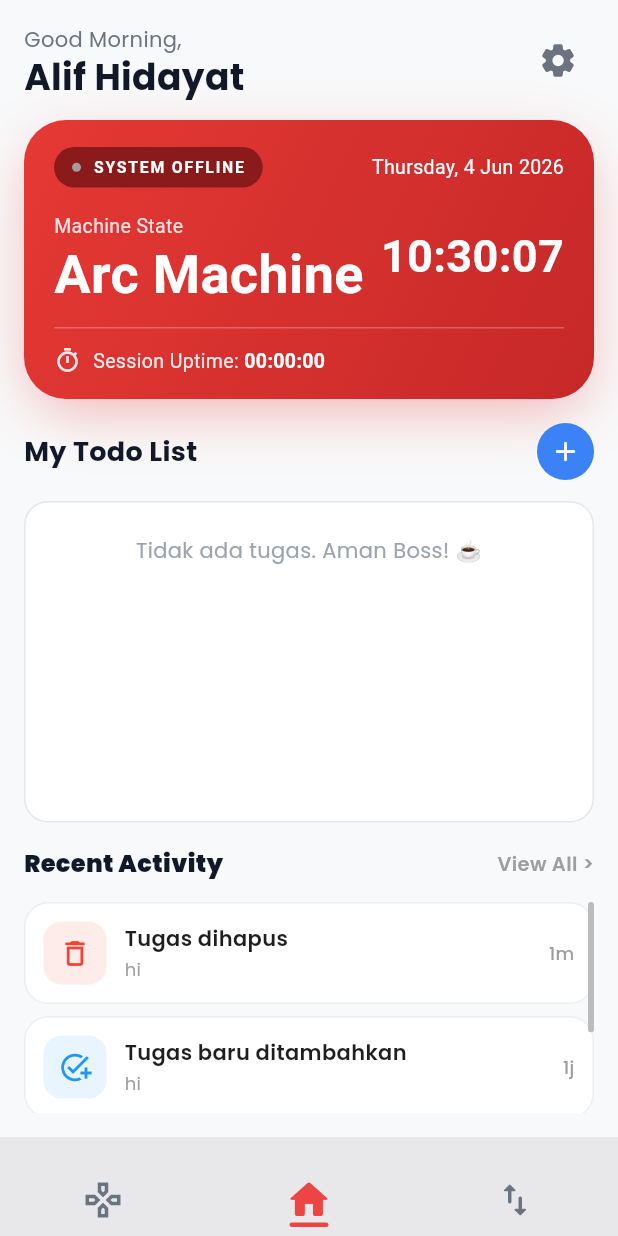
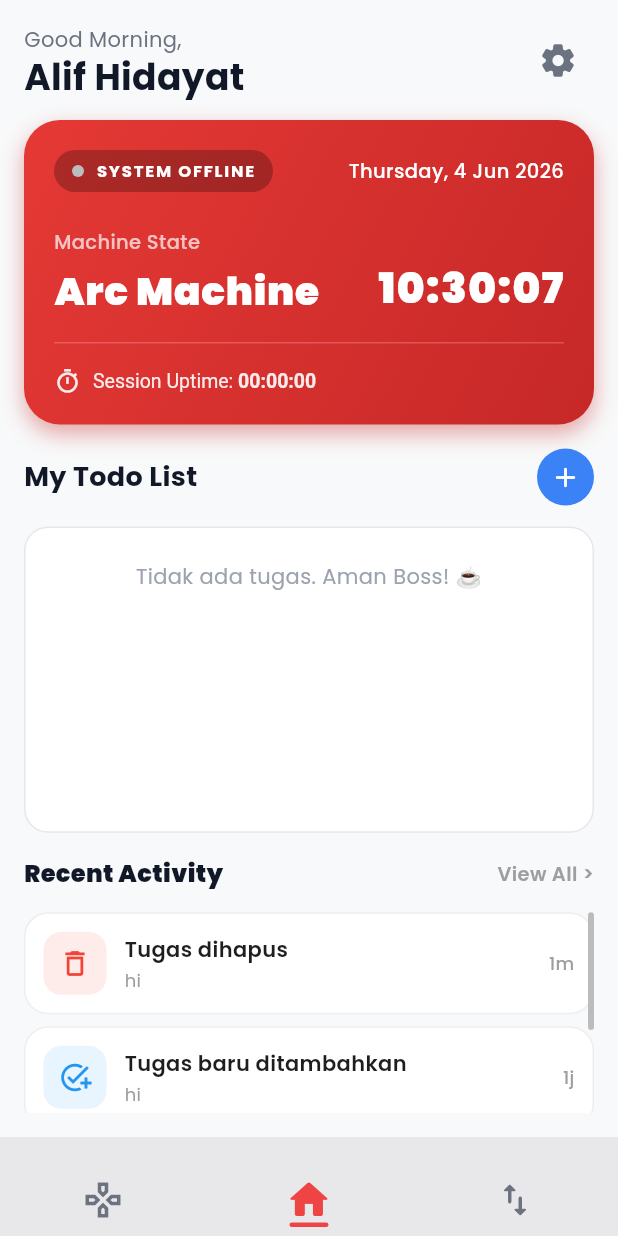
Before and after one commit to Void491111/arc-mobile-app, a Flutter app: the screen it shows after launch, on a phone screen of 412 x 824 dp. Run offline on Flutter 3.47's test engine with Material 3 defaults, Android fonts, the phone set to English and light mode, and no system bars; drawn by our look-alikes of toastification; our stand-ins replace google_fonts, shared_preferences, slide_to_act; missing offline and left inert: flutter_joystick.

Commit message:
fix status_card

```diff
--- a/lib/features/home/widgets/status_card.dart
+++ b/lib/features/home/widgets/status_card.dart
@@ -1,8 +1,4 @@
 import 'package:flutter/material.dart';
-import 'package:intl/intl.dart';
-
-import '../../../core/theme/app_colors.dart';
-import '../../../core/theme/app_text_styles.dart';
 import '../controllers/home_controller.dart';
 
 class StatusCard extends StatelessWidget {
@@ -19,121 +15,203 @@ class StatusCard extends StatelessWidget {
     required this.uptime,
   });
 
-  String _formatTime(DateTime dt) => DateFormat('HH:mm:ss').format(dt);
+  // Helper untuk format tanggal ala "Thursday, 4 Jun 2026" tanpa package tambahan
+  String _formatDate(DateTime date) {
+    const days = [
+      'Monday',
+      'Tuesday',
+      'Wednesday',
+      'Thursday',
+      'Friday',
+      'Saturday',
+      'Sunday',
+    ];
+    const months = [
+      'Jan',
+      'Feb',
+      'Mar',
+      'Apr',
+      'May',
+      'Jun',
+      'Jul',
+      'Aug',
+      'Sep',
+      'Oct',
+      'Nov',
+      'Dec',
+    ];
+    return '${days[date.weekday - 1]}, ${date.day} ${months[date.month - 1]} ${date.year}';
+  }
 
-  String _formatDate(DateTime dt) => DateFormat('EEEE, d MMM y').format(dt);
+  // Helper untuk format jam "22:50:05"
+  String _formatTime(DateTime time) {
+    return '${time.hour.toString().padLeft(2, '0')}:${time.minute.toString().padLeft(2, '0')}:${time.second.toString().padLeft(2, '0')}';
+  }
 
-  String _formatUptime(Duration d) {
-    final h = d.inHours.toString().padLeft(2, '0');
-    final m = (d.inMinutes % 60).toString().padLeft(2, '0');
-    final s = (d.inSeconds % 60).toString().padLeft(2, '0');
-    return '$h:$m:$s';
+  // Helper untuk format uptime "00:00:00"
+  String _formatDuration(Duration d) {
+    return '${d.inHours.toString().padLeft(2, '0')}:${(d.inMinutes % 60).toString().padLeft(2, '0')}:${(d.inSeconds % 60).toString().padLeft(2, '0')}';
   }
 
   @override
   Widget build(BuildContext context) {
-    final isOnline = systemStatus == SystemStatus.online;
+    // Logic ganti warna & teks berdasarkan status (Offline = Merah, Running = Hijau/Biru)
+    final bool isOffline = systemStatus == SystemStatus.offline;
+    final String statusText = isOffline ? 'SYSTEM OFFLINE' : 'SYSTEM ONLINE';
+    final Color dotColor = isOffline
+        ? Colors.grey.shade400
+        : Colors.greenAccent;
+    final List<Color> bgGradient = isOffline
+        ? [const Color(0xFFE53935), const Color(0xFFC62828)] // Merah industri
+        : [
+            const Color(0xFF1E88E5),
+            const Color(0xFF1565C0),
+          ]; // Biru kalau lagi running
 
     return Container(
+      width: double.infinity,
+      padding: const EdgeInsets.all(20),
       decoration: BoxDecoration(
-        borderRadius: BorderRadius.circular(28),
-        gradient: const LinearGradient(
+        gradient: LinearGradient(
+          colors: bgGradient,
           begin: Alignment.topLeft,
           end: Alignment.bottomRight,
-          colors: [AppColors.statusRedStart, AppColors.statusRedEnd],
         ),
+        borderRadius: BorderRadius.circular(24),
         boxShadow: [
           BoxShadow(
-            color: AppColors.statusRedStart.withValues(alpha: 0.35),
-            blurRadius: 32,
-            offset: const Offset(0, 12),
-            spreadRadius: -4,
+            color: bgGradient.last.withOpacity(0.4),
+            blurRadius: 12,
+            offset: const Offset(0, 6),
           ),
         ],
       ),
-      child: Padding(
-        padding: const EdgeInsets.fromLTRB(20, 18, 20, 16),
       child: Column(
         crossAxisAlignment: CrossAxisAlignment.start,
         children: [
+          // --- 1. TOP ROW: Status Pill & Date ---
           Row(
+            mainAxisAlignment: MainAxisAlignment.spaceBetween,
             children: [
-                _StatusPill(isOnline: isOnline),
-                const Spacer(),
-                Text(_formatDate(now), style: AppTextStyles.statusDate),
-              ],
+              Container(
+                padding: const EdgeInsets.symmetric(
+                  horizontal: 12,
+                  vertical: 6,
                 ),
-            const SizedBox(height: 16),
-            Row(
-              crossAxisAlignment: CrossAxisAlignment.center,
-              children: [
-                Expanded(
-                  child: Column(
-                    crossAxisAlignment: CrossAxisAlignment.start,
-                    children: [
-                      Text('Machine State', style: AppTextStyles.statusLabel),
-                      const SizedBox(height: 4),
-                      Text(machineLabel, style: AppTextStyles.statusValue),
-                    ],
-                  ),
-                ),
-                Text(_formatTime(now), style: AppTextStyles.statusClock),
-              ],
-            ),
-            const SizedBox(height: 16),
-            Divider(
-              color: Colors.white.withValues(alpha: 0.25),
-              height: 1,
-              thickness: 1,
-            ),
-            const SizedBox(height: 12),
-            Row(
-              children: [
-                Icon(
-                  Icons.timer_outlined,
-                  color: Colors.white.withValues(alpha: 0.9),
-                  size: 18,
-                ),
-                const SizedBox(width: 8),
-                Text('Session Uptime: ', style: AppTextStyles.statusUptimeLabel),
-                Text(_formatUptime(uptime),
-                    style: AppTextStyles.statusUptimeValue),
-              ],
-            ),
-          ],
-        ),
-      ),
-    );
-  }
-}
-
-class _StatusPill extends StatelessWidget {
-  final bool isOnline;
-  const _StatusPill({required this.isOnline});
-
-  @override
-  Widget build(BuildContext context) {
-    return Container(
-      padding: const EdgeInsets.symmetric(horizontal: 12, vertical: 6),
                 decoration: BoxDecoration(
-        color: AppColors.statusPillBg,
-        borderRadius: BorderRadius.circular(100),
+                  color: Colors.black.withOpacity(0.25),
+                  borderRadius: BorderRadius.circular(20),
                 ),
                 child: Row(
                   mainAxisSize: MainAxisSize.min,
                   children: [
                     Container(
-            width: 6,
-            height: 6,
+                      width: 8,
+                      height: 8,
                       decoration: BoxDecoration(
-              color: isOnline ? AppColors.statusDot : Colors.grey,
+                        color: dotColor,
                         shape: BoxShape.circle,
                       ),
                     ),
                     const SizedBox(width: 8),
                     Text(
-            isOnline ? 'SYSTEM ONLINE' : 'SYSTEM OFFLINE',
-            style: AppTextStyles.statusPill,
+                      statusText,
+                      style: const TextStyle(
+                        color: Colors.white,
+                        fontSize: 11,
+                        fontWeight: FontWeight.bold,
+                        letterSpacing: 1.2,
+                      ),
+                    ),
+                  ],
+                ),
+              ),
+              Text(
+                _formatDate(now),
+                style: const TextStyle(
+                  color: Colors.white,
+                  fontSize: 13,
+                  fontWeight: FontWeight.w500,
+                ),
+              ),
+            ],
+          ),
+          const SizedBox(height: 24),
+
+          // --- 2. MIDDLE ROW: Machine State & Time ---
+          Row(
+            crossAxisAlignment: CrossAxisAlignment.end,
+            mainAxisAlignment: MainAxisAlignment.spaceBetween,
+            children: [
+              Column(
+                crossAxisAlignment: CrossAxisAlignment.start,
+                children: [
+                  const Text(
+                    'Machine State',
+                    style: TextStyle(
+                      color: Colors.white70,
+                      fontSize: 13,
+                      fontWeight: FontWeight.w500,
+                    ),
+                  ),
+                  const SizedBox(height: 4),
+                  Text(
+                    machineLabel,
+                    style: const TextStyle(
+                      color: Colors.white,
+                      fontSize: 26,
+                      fontWeight: FontWeight.w900,
+                      letterSpacing: 0.5,
+                    ),
+                  ),
+                ],
+              ),
+              Text(
+                _formatTime(now),
+                style: const TextStyle(
+                  color: Colors.white,
+                  fontSize: 28,
+                  fontWeight: FontWeight.w900,
+                  letterSpacing: 1,
+                ),
+              ),
+            ],
+          ),
+          const SizedBox(height: 16),
+
+          // --- 3. DIVIDER ---
+          Divider(
+            color: Colors.white.withOpacity(0.2),
+            thickness: 1,
+            height: 1,
+          ),
+          const SizedBox(height: 16),
+
+          // --- 4. BOTTOM ROW: Uptime ---
+          Row(
+            children: [
+              Icon(
+                Icons.timer_outlined,
+                color: Colors.white.withOpacity(0.9),
+                size: 18,
+              ),
+              const SizedBox(width: 8),
+              RichText(
+                text: TextSpan(
+                  style: TextStyle(
+                    color: Colors.white.withOpacity(0.9),
+                    fontSize: 13,
+                  ),
+                  children: [
+                    const TextSpan(text: 'Session Uptime: '),
+                    TextSpan(
+                      text: _formatDuration(uptime),
+                      style: const TextStyle(fontWeight: FontWeight.bold),
+                    ),
+                  ],
+                ),
+              ),
+            ],
           ),
         ],
       ),
```
Also changed, not shown: flutter_01.png (added). Lines whose indentation alone changed are shown as unchanged.
